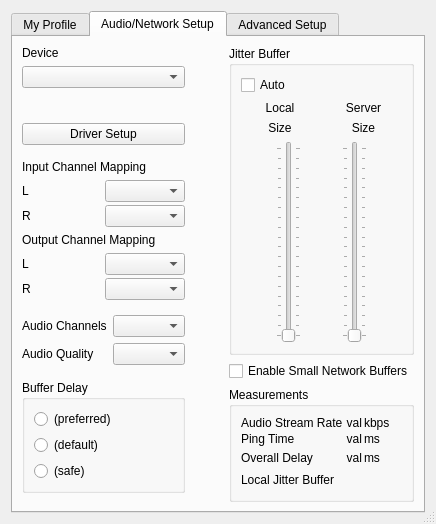
Old version of the form src/clientsettingsdlgbase.ui in the repository npostavs/jamulus.
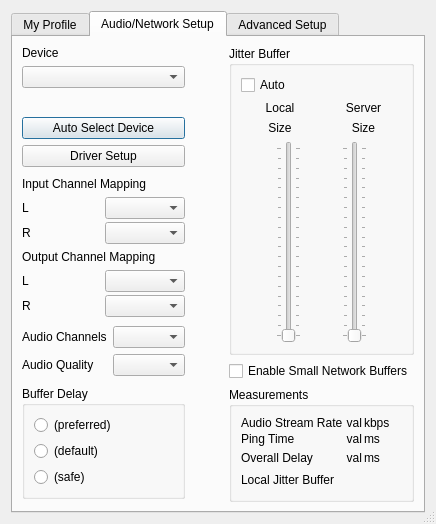
New version of the form. The open tabs and pages were chosen to show the change. Icons and pictures are not drawn. Custom widgets are drawn as their Qt base class.

Commit message: Add button to auto select device

```diff
--- a/src/clientsettingsdlgbase.ui
+++ b/src/clientsettingsdlgbase.ui
@@ -362,6 +362,13 @@
              <widget class="QLabel" name="lblErrors">
              </widget>
            </item>
+           <item>
+             <widget class="QPushButton" name="butTryLoadAnyDriver">
+               <property name="text">
+                 <string>Auto Select Device</string>
+               </property>
+             </widget>
+           </item>
            <item>
             <widget class="QPushButton" name="butDriverSetup">
              <property name="sizePolicy">
```
The commit also changes 6 other files.
